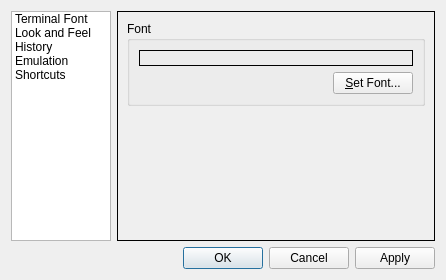
The window that src/forms/propertiesdialog.ui (lxqt/qterminal) describes before a commit, drawn with Qt 5.
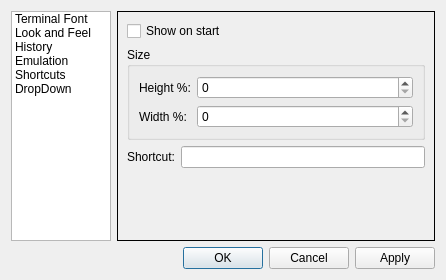
The same window after the commit.

Commit message: DropDown mode

Diff of the .ui file:
```diff
--- a/src/forms/propertiesdialog.ui
+++ b/src/forms/propertiesdialog.ui
@@ -59,6 +59,11 @@
        <string>Shortcuts</string>
       </property>
      </item>
+     <item>
+      <property name="text">
+       <string>DropDown</string>
+      </property>
+     </item>
     </widget>
    </item>
    <item row="0" column="1">
@@ -67,7 +72,7 @@
       <enum>QFrame::Box</enum>
      </property>
      <property name="currentIndex">
-      <number>0</number>
+      <number>5</number>
      </property>
      <widget class="QWidget" name="fontPage">
       <layout class="QGridLayout" name="gridLayout_2">
@@ -362,6 +367,77 @@
        </item>
       </layout>
      </widget>
+     <widget class="QWidget" name="page">
+      <layout class="QVBoxLayout" name="verticalLayout_3">
+       <item>
+        <widget class="QCheckBox" name="dropShowOnStartCheckBox">
+         <property name="text">
+          <string>Show on start</string>
+         </property>
+        </widget>
+       </item>
+       <item>
+        <widget class="QGroupBox" name="groupBox_3">
+         <property name="title">
+          <string>Size</string>
+         </property>
+         <layout class="QVBoxLayout" name="verticalLayout_2">
+          <item>
+           <layout class="QFormLayout" name="formLayout">
+            <item row="0" column="0">
+             <widget class="QLabel" name="dropHeightLabel">
+              <property name="text">
+               <string>Height %:</string>
+              </property>
+             </widget>
+            </item>
+            <item row="0" column="1">
+             <widget class="QSpinBox" name="dropHeightSpinBox"/>
+            </item>
+            <item row="1" column="0">
+             <widget class="QLabel" name="dropWidthLabel">
+              <property name="text">
+               <string>Width %:</string>
+              </property>
+             </widget>
+            </item>
+            <item row="1" column="1">
+             <widget class="QSpinBox" name="dropWidthSpinBox"/>
+            </item>
+           </layout>
+          </item>
+         </layout>
+        </widget>
+       </item>
+       <item>
+        <layout class="QFormLayout" name="formLayout_2">
+         <item row="0" column="0">
+          <widget class="QLabel" name="dropShortCutLabel">
+           <property name="text">
+            <string>Shortcut:</string>
+           </property>
+          </widget>
+         </item>
+         <item row="0" column="1">
+          <widget class="QLineEdit" name="dropShortCutEdit"/>
+         </item>
+        </layout>
+       </item>
+       <item>
+        <spacer name="verticalSpacer_5">
+         <property name="orientation">
+          <enum>Qt::Vertical</enum>
+         </property>
+         <property name="sizeHint" stdset="0">
+          <size>
+           <width>20</width>
+           <height>78</height>
+          </size>
+         </property>
+        </spacer>
+       </item>
+      </layout>
+     </widget>
     </widget>
    </item>
    <item row="1" column="0" colspan="2">
```
The commit also changes 20 other files.
